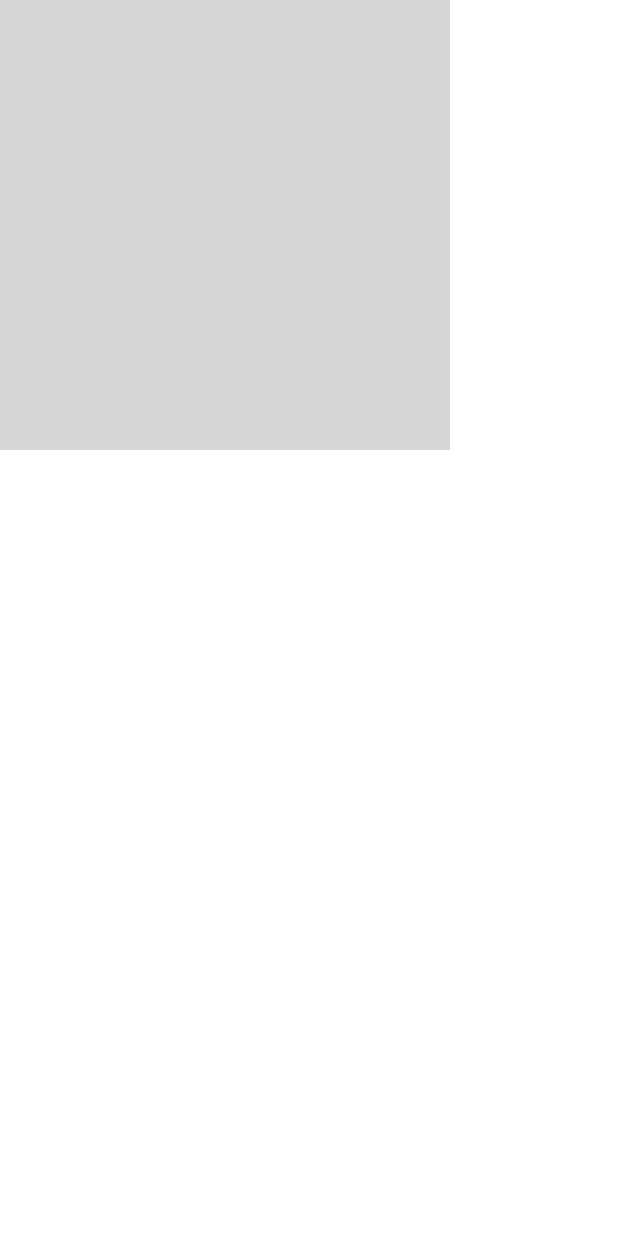
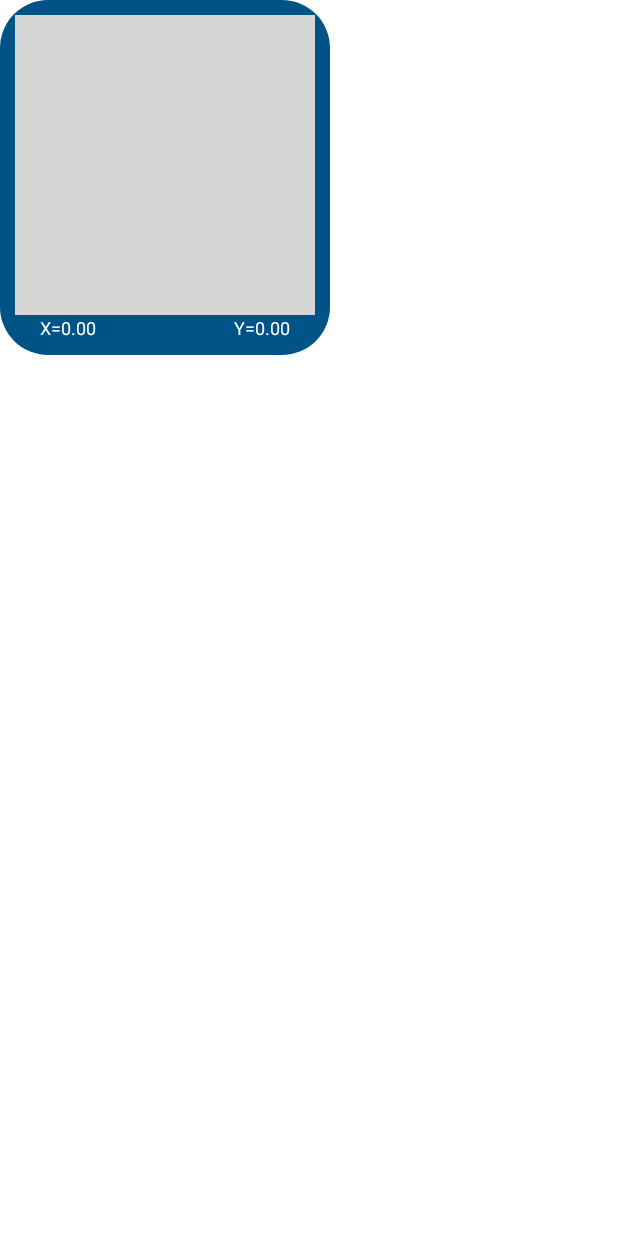
Before and after one commit to efhilton/BluetoothJoystick, an Android app: the layout joystick_view.xml on its own in the app's theme, with its tools: preview values and no code run, on a phone screen of 412 x 824 dp. Run offline under Robolectric (Android 15) with nearby library versions, the phone set to English and light mode, and no system bars; grey boxes are pictures that could not be loaded.

Commit message:
Refactor joystick UI layout.
- Removed the old app-level README.md.
- Updated the top level README.md.
- Adjusted the layout for the joystick activity, including padding and background.
- Updated themes and styles for UI elements.
- Added a drawable for a rounded corner background.
- Updated the layout of the joystick view to include axis values.
- Added new strings for axis values.
- Added buttons 9-11.

```diff
--- /dev/null
+++ b/app/src/main/res/drawable/rounded_corner_background.xml
@@ -0,0 +1,6 @@
+<?xml version="1.0" encoding="utf-8"?>
+<shape xmlns:android="http://schemas.android.com/apk/res/android"
+    android:shape="rectangle">
+    <solid android:color="@color/bluetooth_tertiary" />
+    <corners android:radius="32dp" />
+</shape>
--- a/app/src/main/res/layout/joystick_view.xml
+++ b/app/src/main/res/layout/joystick_view.xml
@@ -3,13 +3,14 @@
     xmlns:tools="http://schemas.android.com/tools"
     android:layout_width="wrap_content"
     android:layout_height="wrap_content"
+    android:background="@drawable/rounded_corner_background"
+    android:padding="10sp"
     tools:context=".JoystickActivity">
-
 
     <ImageView
         android:id="@+id/thumbstick_bg"
-        android:layout_width="300sp"
-        android:layout_height="300sp"
+        android:layout_width="200sp"
+        android:layout_height="200sp"
         android:contentDescription="@string/joystick_background"
         android:src="@drawable/air_joystick_bg600"
         app:layout_constraintEnd_toEndOf="parent"
@@ -29,11 +30,13 @@
 
     <TextView
         android:id="@+id/x_values"
-        android:layout_width="100sp"
+        android:layout_width="75sp"
         android:layout_height="wrap_content"
+        android:contentDescription="@string/values_for_x_axis"
         android:text="X=0.00"
         android:textAlignment="textStart"
         android:textColor="@color/bluetooth_text"
+        android:textSize="12sp"
         app:layout_constraintBottom_toBottomOf="parent"
         app:layout_constraintEnd_toStartOf="@id/y_values"
         app:layout_constraintStart_toStartOf="@id/thumbstick_bg"
@@ -41,11 +44,13 @@
 
     <TextView
         android:id="@+id/y_values"
-        android:layout_width="100sp"
+        android:layout_width="75sp"
         android:layout_height="wrap_content"
+        android:contentDescription="@string/values_for_y_axis"
         android:text="Y=0.00"
         android:textAlignment="textEnd"
         android:textColor="@color/bluetooth_text"
+        android:textSize="12sp"
         app:layout_constraintBottom_toBottomOf="@id/x_values"
         app:layout_constraintEnd_toEndOf="@id/thumbstick_bg"
         app:layout_constraintStart_toEndOf="@id/x_values"
--- a/app/src/main/res/values/strings.xml
+++ b/app/src/main/res/values/strings.xml
@@ -28,4 +28,6 @@
     <string name="b11">B11</string>
     <string name="joystick_background">Joystick Background</string>
     <string name="joystick_thumbstick">Joystick Thumbstick</string>
+    <string name="values_for_x_axis">Values for X Axis</string>
+    <string name="values_for_y_axis">Values for Y Axis</string>
 </resources>
--- a/app/src/main/res/values/themes.xml
+++ b/app/src/main/res/values/themes.xml
@@ -29,15 +29,13 @@
 
     <style name="CheckboxStyle" parent="Widget.AppCompat.CompoundButton.CheckBox">
         <item name="android:textColor">@color/bluetooth_text</item>
-        <item name="android:textSize">12sp</item>
         <item name="android:layout_gravity">center_horizontal</item>
-        <item name="android:layout_width">match_parent</item>
+        <item name="android:layout_width">wrap_content</item>
         <item name="android:layout_height">wrap_content</item>
         <item name="android:buttonTint">@color/checkbox_selector</item>
     </style>
 
     <style name="ButtonStyle" parent="Widget.MaterialComponents.Button">
-        <item name="android:textSize">12sp</item>
         <item name="android:layout_gravity">center_horizontal</item>
         <item name="android:layout_width">wrap_content</item>
         <item name="android:layout_height">wrap_content</item>
```
Also changed, not shown: app/src/main/res/layout/activity_joystick.xml (+21 -11 lines), 2 other files.
